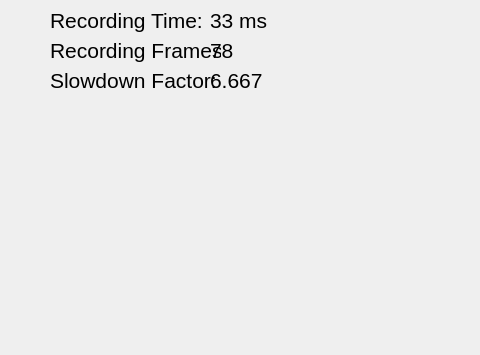
This is src/recmodewindow.ui in krontech/chronos-cam-app as Qt 5 draws it before an edit; both pictures show x 0 to 480 and y 125 to 480 of the 800 by 480 pixel window. The edited form follows.
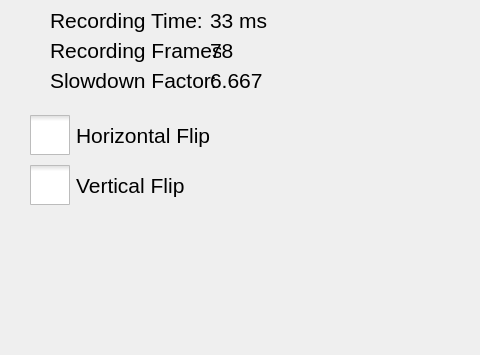
This is the edited form. Custom widgets are drawn as their Qt base class.

Commit message: Added "OK to stop Live Slow Motion" check for menus, added loop timer

Patch:
```diff
--- a/src/recmodewindow.ui
+++ b/src/recmodewindow.ui
@@ -689,6 +689,60 @@
       <string>6.667</string>
      </property>
     </widget>
+    <widget class="QCheckBox" name="chkHorizontalFlip">
+     <property name="enabled">
+      <bool>true</bool>
+     </property>
+     <property name="geometry">
+      <rect>
+       <x>20</x>
+       <y>230</y>
+       <width>261</width>
+       <height>41</height>
+      </rect>
+     </property>
+     <property name="font">
+      <font>
+       <pointsize>16</pointsize>
+      </font>
+     </property>
+     <property name="styleSheet">
+      <string notr="true">QCheckBox::indicator {
+     width: 40px;
+     height: 40px;
+}</string>
+     </property>
+     <property name="text">
+      <string>Horizontal Flip</string>
+     </property>
+    </widget>
+    <widget class="QCheckBox" name="chkHorizontalFlip_2">
+     <property name="enabled">
+      <bool>true</bool>
+     </property>
+     <property name="geometry">
+      <rect>
+       <x>20</x>
+       <y>280</y>
+       <width>261</width>
+       <height>41</height>
+      </rect>
+     </property>
+     <property name="font">
+      <font>
+       <pointsize>16</pointsize>
+      </font>
+     </property>
+     <property name="styleSheet">
+      <string notr="true">QCheckBox::indicator {
+     width: 40px;
+     height: 40px;
+}</string>
+     </property>
+     <property name="text">
+      <string>Vertical Flip</string>
+     </property>
+    </widget>
    </widget>
   </widget>
   <widget class="QGroupBox" name="groupBox">
```
Left out of the diff: 2 changed lines with no effect on the pictures. The commit also changes 5 other files.
